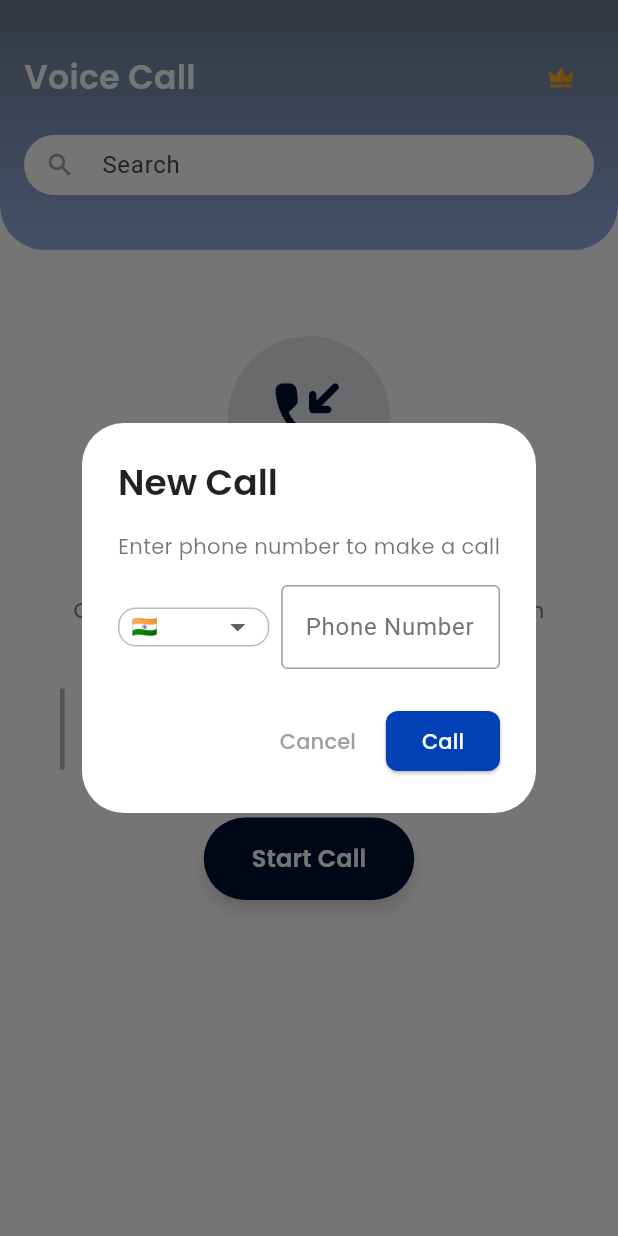
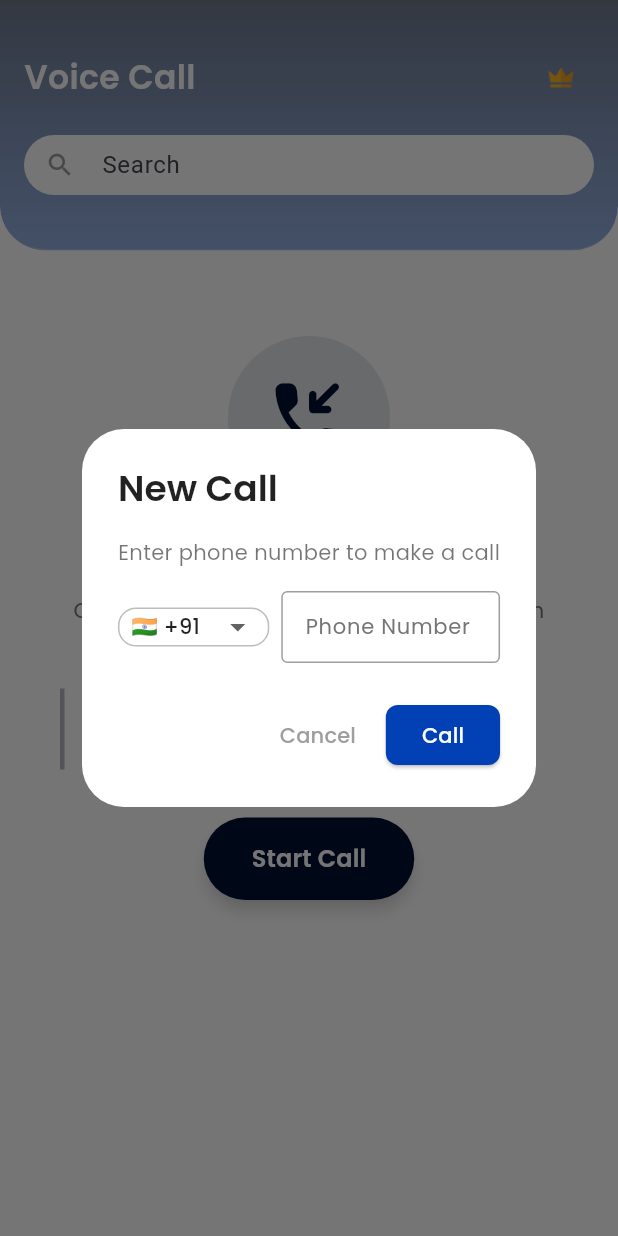
Before and after one commit to Ycharleswesley/orbitalk-frontend, a Flutter app: the CallsScreen screen opened directly, after a tap on "Start Call", on a phone screen of 412 x 824 dp. Run offline on Flutter 3.47's test engine with Material 3 defaults, Android fonts, the phone set to English and light mode, and no system bars; our stand-ins replace cached_network_image, cloud_firestore, dio, emoji_picker_flutter, file_picker, firebase_auth and 13 more; missing offline and left inert: audio_session, encrypt, flutter_ringtone_player, razorpay_flutter, sound_stream; accounts and stored records are empty.

Commit message:
Fix text contrast in Dial Pad popup

```diff
--- a/lib/widgets/country_code_picker.dart
+++ b/lib/widgets/country_code_picker.dart
@@ -452,6 +452,10 @@ class PhoneInputWithCountryCodeState extends State<PhoneInputWithCountryCode> {
 
   @override
   Widget build(BuildContext context) {
+    final isDark = Theme.of(context).brightness == Brightness.dark;
+    final textColor = isDark ? Colors.white : Colors.black87;
+    final hintColor = isDark ? Colors.grey.shade400 : Colors.grey.shade600;
+
     return Row(
       children: [
         Container(
@@ -464,12 +468,13 @@ class PhoneInputWithCountryCodeState extends State<PhoneInputWithCountryCode> {
             child: DropdownButton<String>(
               value: _selectedCode,
               isDense: true,
+              dropdownColor: isDark ? const Color(0xFF2C2C2C) : Colors.white,
               items: PhoneInputWithCountryCode.countryCodes.map((country) {
                 return DropdownMenuItem<String>(
                   value: country['code'],
                   child: Text(
                     '${country['flag']} ${country['code']}',
-                    style: GoogleFonts.poppins(fontSize: 14),
+                    style: GoogleFonts.poppins(fontSize: 14, color: textColor),
                   ),
                 );
               }).toList(),
@@ -490,11 +495,14 @@ class PhoneInputWithCountryCodeState extends State<PhoneInputWithCountryCode> {
           child: TextField(
             controller: widget.phoneController,
             keyboardType: TextInputType.phone,
+            style: GoogleFonts.poppins(color: textColor, fontSize: 14),
             decoration: InputDecoration(
               hintText: 'Phone Number',
+              hintStyle: GoogleFonts.poppins(color: hintColor, fontSize: 14),
               border: OutlineInputBorder(
                 borderRadius: BorderRadius.circular(12),
               ),
+              contentPadding: const EdgeInsets.symmetric(horizontal: 12, vertical: 12),
             ),
             onChanged: (value) {
               widget.onFullNumberChanged('$_selectedCode $value');
```
